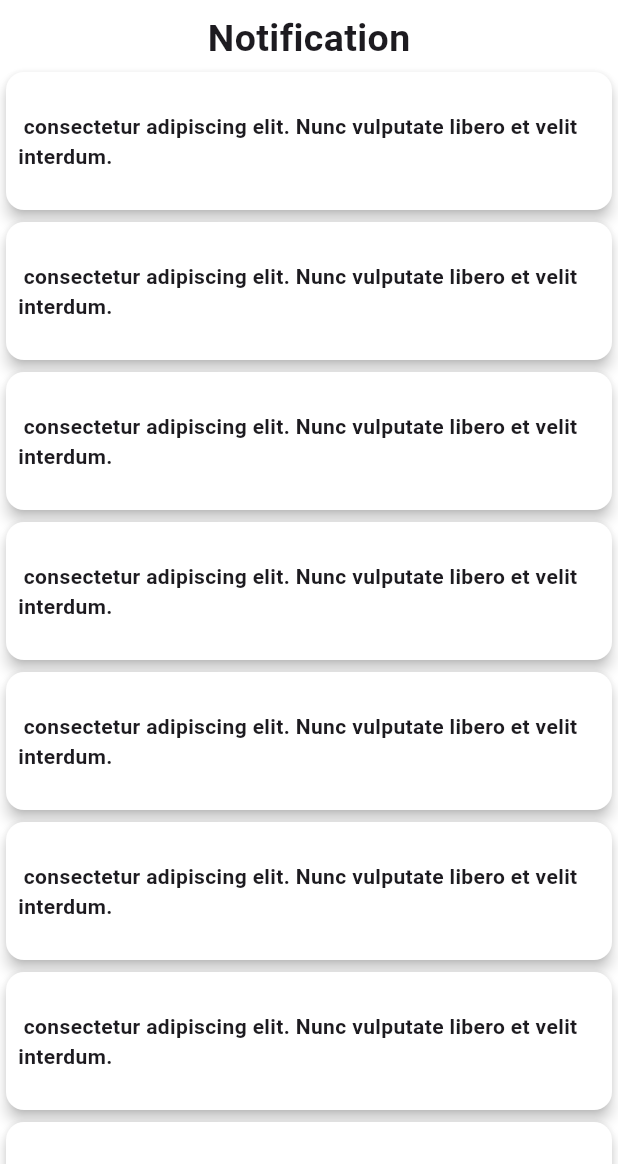
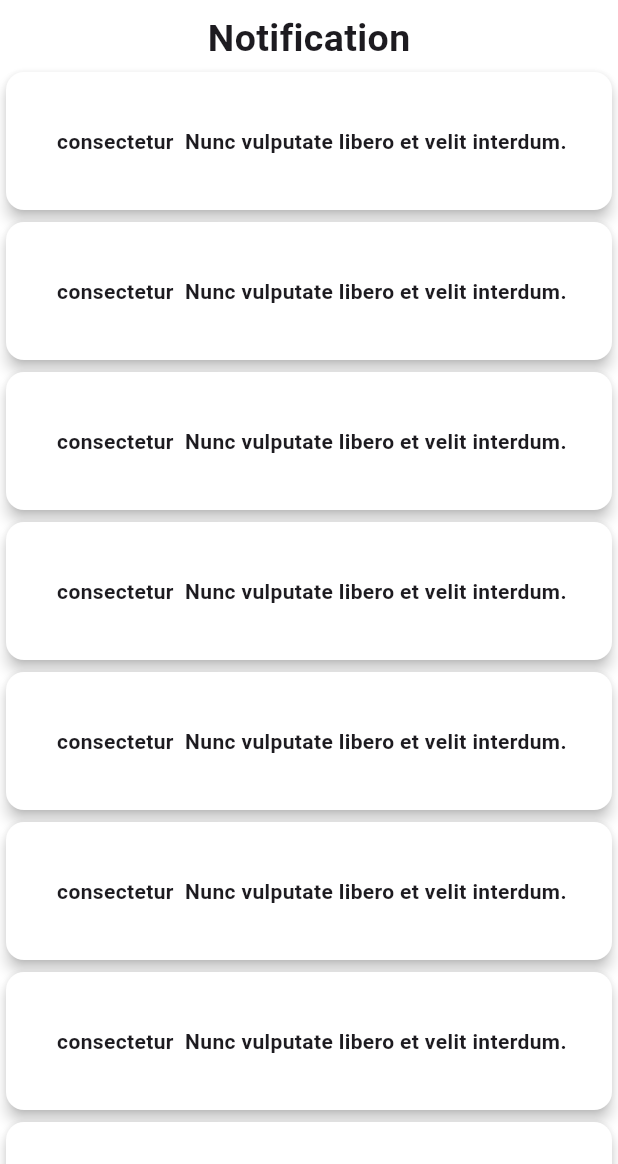
Before and after one commit to Shovon0017/Homemade-Haven, a Flutter app: the NotificationShow screen opened directly, on a phone screen of 412 x 824 dp, the part 72-1236 px from its top. Run offline on Flutter 3.47's test engine with Material 3 defaults, Android fonts, the phone set to English and light mode, and no system bars; our stand-ins replace animated_notch_bottom_bar, carousel_slider, flutter_secure_storage, get, get_storage, shimmer; accounts and stored records are empty.

Commit message:
Homemade Haven home page correction

```diff
--- a/lib/view/screen/notification/notification.dart
+++ b/lib/view/screen/notification/notification.dart
@@ -32,7 +32,7 @@ class NotificationShow extends StatelessWidget {
                     color: Colors.white,
                     child: Center(child: Padding(
                       padding: EdgeInsets.all(8.0),
-                      child: Text(" consectetur adipiscing elit. Nunc vulputate libero et velit interdum.",style: TextStyle(fontWeight: FontWeight.bold),),
+                      child: Text(" consectetur  Nunc vulputate libero et velit interdum.",style: TextStyle(fontWeight: FontWeight.bold),),
                     )),
                   ),
                 );
```
